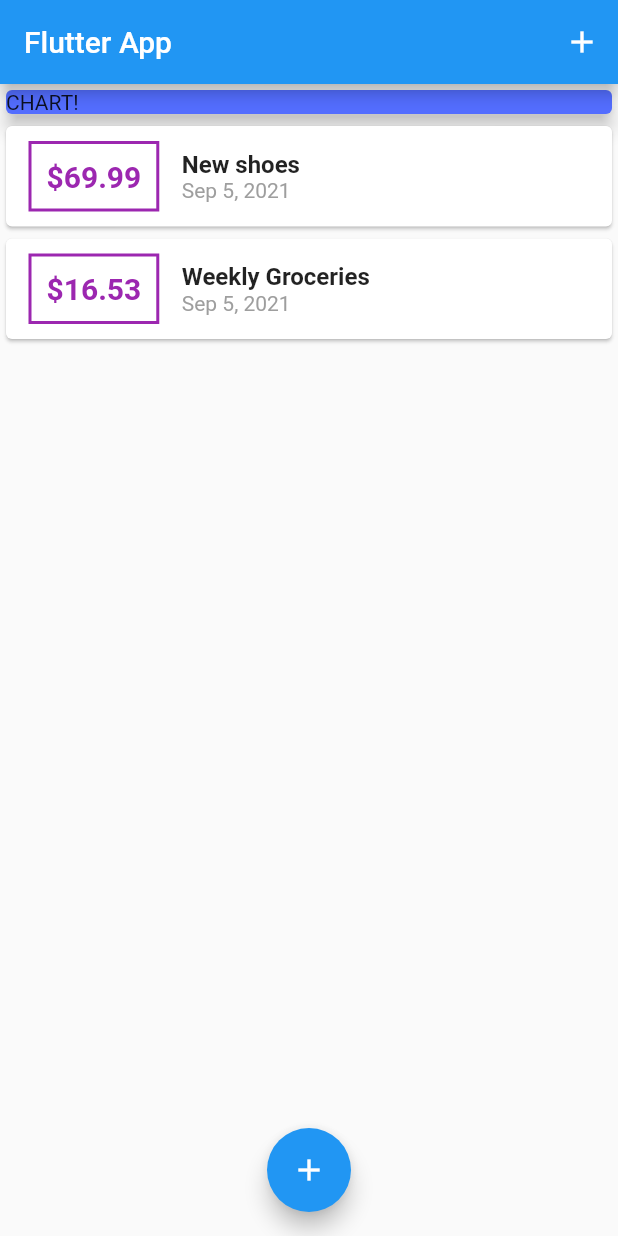
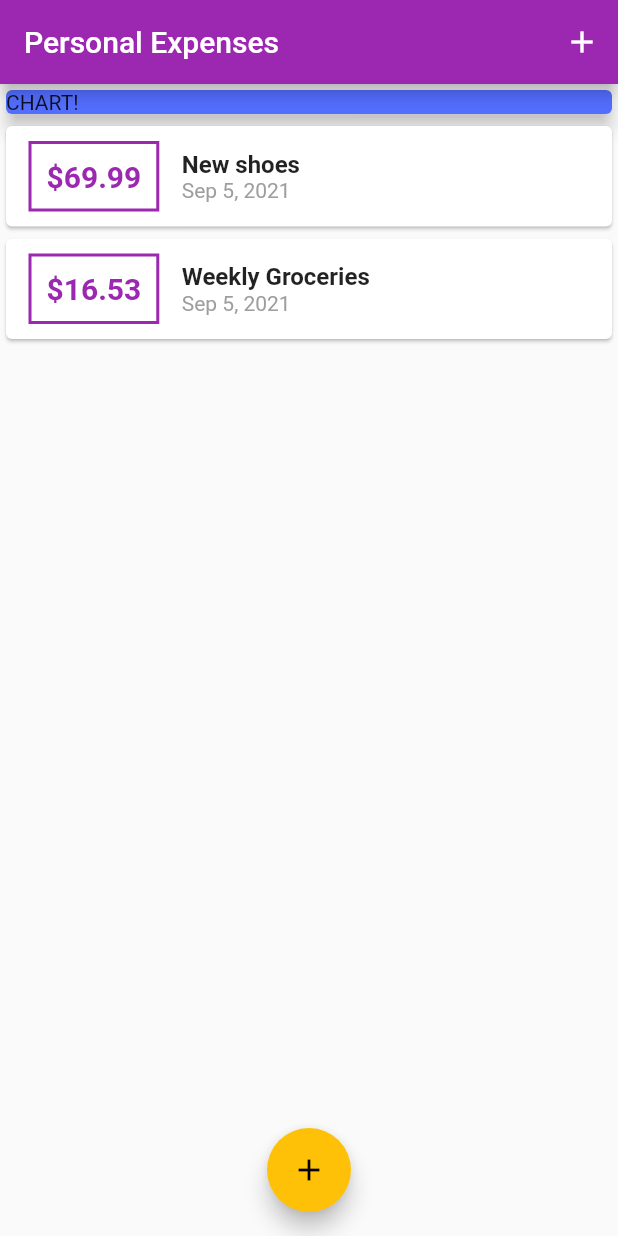
Before and after one commit to Giimhana-Dissanayake/expenses_app, a Flutter app: the screen it shows after launch, on a phone screen of 412 x 824 dp. Run offline on Flutter 3.47's test engine with Material 2 defaults, Android fonts, the phone set to English and light mode, and no system bars.

Commit message:
95.configuring and using themes

```diff
--- a/lib/main.dart
+++ b/lib/main.dart
@@ -10,7 +10,8 @@ class MyApp extends StatelessWidget {
   @override
   Widget build(BuildContext context) {
     return MaterialApp(
-      title: 'Flutter App',
+      title: 'Personal Expenses',
+      theme: ThemeData(primarySwatch: Colors.purple, accentColor: Colors.amber),
       home: MyHomePage(),
     );
   }
@@ -65,7 +66,7 @@ class _MyHomePageState extends State<MyHomePage> {
   Widget build(BuildContext context) {
     return Scaffold(
       appBar: AppBar(
-        title: Text('Flutter App'),
+        title: Text('Personal Expenses'),
         actions: [
           IconButton(
             onPressed: () => _startAddNewTransaction(context),
--- a/lib/widgets/transaction_list.dart
+++ b/lib/widgets/transaction_list.dart
@@ -22,14 +22,15 @@ class TransactionList extends StatelessWidget {
                   margin: EdgeInsets.symmetric(vertical: 10, horizontal: 15),
                   padding: EdgeInsets.all(10),
                   decoration: BoxDecoration(
-                    border: Border.all(color: Colors.purple, width: 2),
+                    border: Border.all(
+                        color: Theme.of(context).primaryColor, width: 2),
                   ),
                   child: Text(
                     '\$${transactions[index].amount.toStringAsFixed(2)}',
                     style: TextStyle(
                       fontWeight: FontWeight.bold,
                       fontSize: 20,
-                      color: Colors.purple,
+                      color: Theme.of(context).primaryColor,
                     ),
                   ),
                 ),
```
